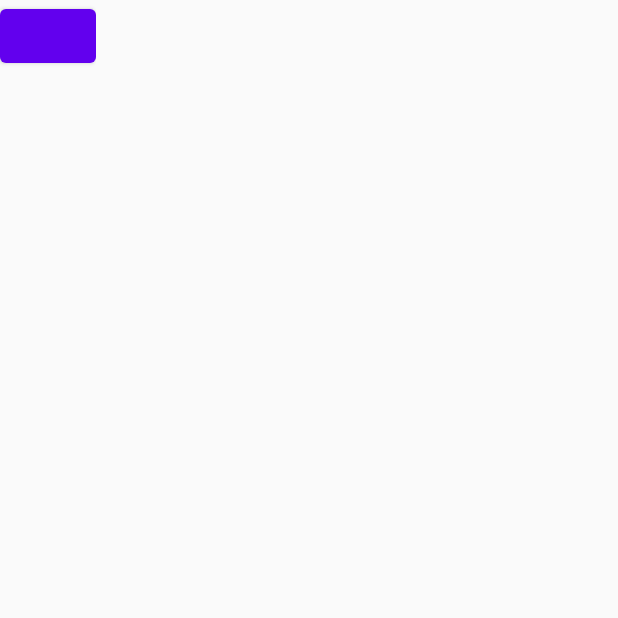
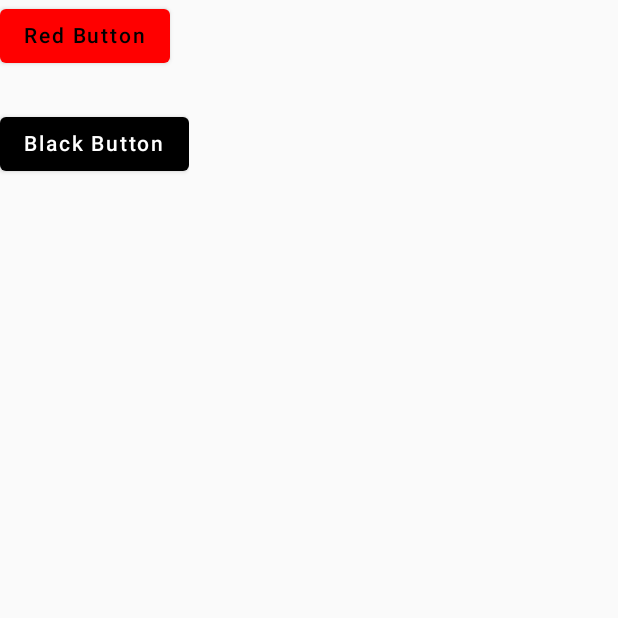
Before and after one commit to realityexpander/ComposeEffectHandlers, an Android app built with Jetpack Compose: the screen it shows after launch (MainActivity), on a phone screen of 412 x 824 dp, the top half of it. Run offline under Robolectric (Android 15) with nearby library versions, the phone set to English and light mode, and no system bars.

Commit message:
Add more examples for RememberUpdatedStateDemo.kt

```diff
--- a/app/src/main/java/com/example/composeeffecthandlers/MainActivity.kt
+++ b/app/src/main/java/com/example/composeeffecthandlers/MainActivity.kt
@@ -1,13 +1,11 @@
 package com.example.composeeffecthandlers
 
 import android.os.Bundle
+import android.util.Log
 import androidx.activity.ComponentActivity
 import androidx.activity.compose.setContent
 import androidx.compose.foundation.layout.fillMaxSize
-import androidx.compose.material.Button
-import androidx.compose.material.MaterialTheme
-import androidx.compose.material.Surface
-import androidx.compose.material.Text
+import androidx.compose.material.*
 import androidx.compose.runtime.*
 import androidx.compose.ui.Modifier
 import androidx.compose.ui.tooling.preview.Preview
@@ -15,6 +13,9 @@ import androidx.lifecycle.viewmodel.compose.viewModel
 import com.example.composeeffecthandlers.launched_effect.LaunchedEffectFlowScreen
 import com.example.composeeffecthandlers.launched_effect.LaunchedEffectViewModel
 import com.example.composeeffecthandlers.remember_coroutine_scope.RememberCoroutineScope
+import com.example.composeeffecthandlers.remember_updated_state.Calculation
+import com.example.composeeffecthandlers.remember_updated_state.RememberUpdatedStateDemo
+import com.example.composeeffecthandlers.remember_updated_state.TwoButtonScreen
 import com.example.composeeffecthandlers.ui.theme.ComposeEffectHandlersTheme
 import kotlinx.coroutines.delay
 
@@ -33,10 +34,34 @@ class MainActivity : ComponentActivity() {
 
                 // LaunchedEffectExample(text)
 
-                LaunchedEffectFlowScreen(viewModel = viewModel<LaunchedEffectViewModel>())
+                // LaunchedEffectFlowScreen(viewModel = viewModel<LaunchedEffectViewModel>())
 
-                RememberCoroutineScope()
+                // RememberCoroutineScope()
 
+//                RememberUpdatedStateDemo( onTimeout = {
+//                    Log.d("Test", "onCreate: onTimeout")
+//                })
+
+
+                //////////////////////////////////////
+                // rememberUpdatedState demo
+//                var myInput by remember {
+//                    mutableStateOf(0)
+//                }
+//                OutlinedButton(
+//                    onClick = {
+//                        myInput++
+//
+//                    }
+//                ) {
+//                    Text("Increase $myInput")
+//                }
+//                Calculation(input = myInput)
+                //////////////////////////////////////
+
+                //////////////////////////////////////
+                // another rememberUpdatedState demo
+                TwoButtonScreen()
 
             }
         }
--- /dev/null
+++ b/app/src/main/java/com/example/composeeffecthandlers/remember_updated_state/TwoButtonScreen.kt
@@ -0,0 +1,92 @@
+package com.example.composeeffecthandlers.remember_updated_state
+
+import androidx.compose.foundation.layout.Column
+import androidx.compose.foundation.layout.Spacer
+import androidx.compose.foundation.layout.height
+import androidx.compose.material.Button
+import androidx.compose.material.ButtonDefaults
+import androidx.compose.material.Text
+import androidx.compose.runtime.*
+import androidx.compose.ui.Modifier
+import androidx.compose.ui.graphics.Color
+import androidx.compose.ui.unit.dp
+import kotlinx.coroutines.delay
+
+@Composable
+fun TwoButtonScreen() {
+    var buttonColour by remember {
+        mutableStateOf("Unknown")
+    }
+    Column {
+        Button(
+            onClick = {
+                buttonColour = "Red"
+            },
+            colors = ButtonDefaults.buttonColors(
+                backgroundColor = Color.Red
+            )
+        ) {
+            Text("Red Button")
+        }
+        Spacer(Modifier.height(24.dp))
+        Button(
+            onClick = {
+                buttonColour = "Black"
+            },
+            colors = ButtonDefaults.buttonColors(
+                backgroundColor = Color.Black,
+                contentColor = Color.White
+            )
+        ) {
+            Text("Black Button")
+        }
+
+        // This will *NOT* update latest value when the button colour changes
+        //Timer(buttonColor = buttonColour)
+
+        // This *WILL* update latest value when the button colour changes by using rememberUpdatedState
+        Timer2(buttonColour = buttonColour)
+    }
+}
+
+@Composable
+fun Timer(
+    buttonColor: String
+) {
+    val timerDuration = 5000L
+
+    // Keeps the buttonColor that was passed in when the composable was first called (does not update to latest)
+    println("Composing timer with colour : $buttonColor")
+
+    LaunchedEffect(key1 = Unit, block = {
+        startTimer(timerDuration) {
+            println("Timer ended")
+            println("Last pressed button color was $buttonColor")
+        }
+    })
+}
+
+
+suspend fun startTimer(time: Long, onTimerEnd: () -> Unit) {
+    delay(timeMillis = time)
+    onTimerEnd()
+}
+
+@Composable
+fun Timer2(
+    buttonColour: String
+) {
+    val timerDuration = 5000L
+    println("Composing timer with colour : $buttonColour")
+
+    // Will always get the latest value of buttonColour via rememberUpdatedState
+    val buttonColorUpdated by rememberUpdatedState(newValue = buttonColour)
+
+    LaunchedEffect(key1 = Unit, block = {
+        startTimer(timerDuration) {
+            println("Timer ended")
+            println("[1] Last pressed button color is $buttonColour")
+            println("[2] Last pressed button color is $buttonColorUpdated")
+        }
+    })
+}
--- a/build.gradle
+++ b/build.gradle
@@ -4,7 +4,7 @@ buildscript {
     }
 }// Top-level build file where you can add configuration options common to all sub-projects/modules.
 plugins {
-    id 'com.android.application' version '7.3.0-beta02' apply false
-    id 'com.android.library' version '7.3.0-beta02' apply false
+    id 'com.android.application' version '7.3.0-rc01' apply false
+    id 'com.android.library' version '7.3.0-rc01' apply false
     id 'org.jetbrains.kotlin.android' version '1.6.10' apply false
 }
```
Also changed, not shown: app/src/main/java/com/example/composeeffecthandlers/remember_updated_state/RememberUpdatedStateDemo.kt (+14 -10 lines).
